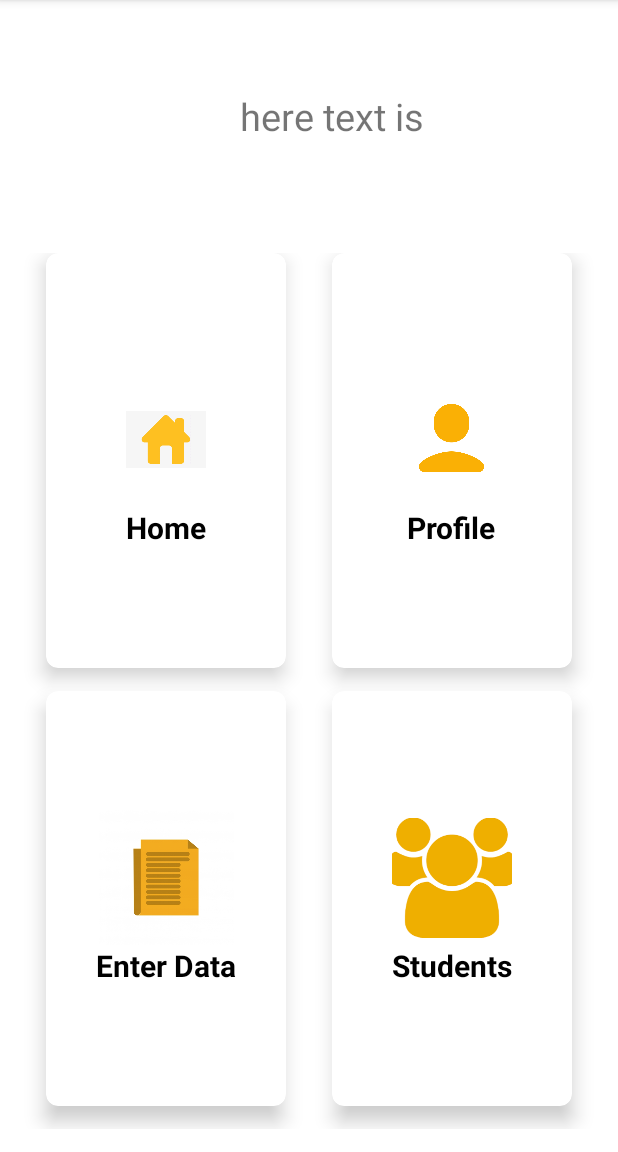
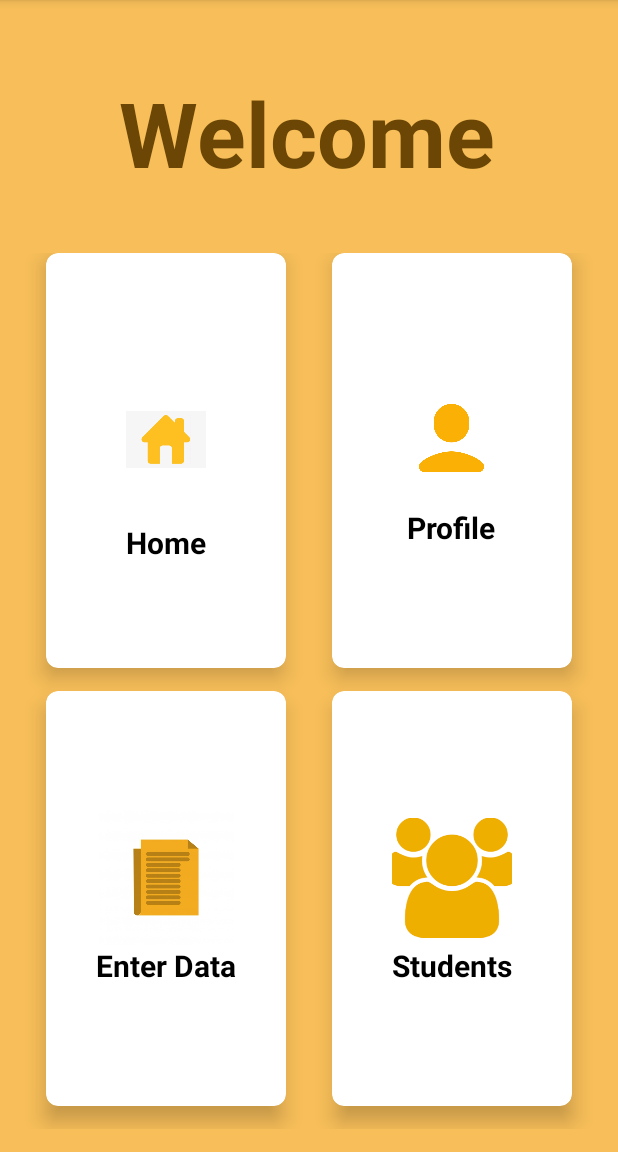
Before and after one commit to AAMNATARIQ/QuranRecordApplication, an Android app: the screen it shows after launch (Activity1), on a phone screen of 412 x 824 dp, the part 84-1236 px from its top. Run offline under Robolectric (Android 15) with nearby library versions, the phone set to English and light mode, and no system bars.

Commit message:
adding background color to activity1 and adding heading to it

```diff
--- a/app/src/main/res/layout/activity_1.xml
+++ b/app/src/main/res/layout/activity_1.xml
@@ -4,6 +4,8 @@
     xmlns:tools="http://schemas.android.com/tools"
     android:layout_width="match_parent"
     android:layout_height="match_parent"
+
+    android:background="#f7be59"
     tools:context=".Activity1">
 
     <LinearLayout
@@ -20,18 +22,20 @@
             android:layout_weight="2">
 
             <TextView
-                android:layout_width="wrap_content"
+                android:layout_width="match_parent"
                 android:layout_height="wrap_content"
                 android:layout_alignParentTop="true"
                 android:layout_alignParentEnd="true"
-                android:layout_marginTop="60dp"
-                android:layout_marginEnd="130dp"
-                android:layout_marginRight="150dp"
+                android:layout_alignParentRight="true"
+                android:layout_marginTop="48dp"
+                android:layout_marginEnd="4dp"
+                android:layout_marginRight="4dp"
                 android:gravity="center"
-                android:text="here text is"
-                android:textSize="25dp"
-                android:layout_alignParentRight="true">
-            </TextView>
+                android:text="Welcome"
+                android:textColor="#6b4605"
+                android:textSize="60dp"
+                android:textStyle="bold"
+                tools:ignore="MissingClass"></TextView>
 
         </RelativeLayout>
 
@@ -67,7 +71,7 @@
 
                     <ImageView
                         android:layout_width="match_parent"
-                        android:layout_height="90dp"
+                        android:layout_height="110dp"
                         android:layout_gravity="center_horizontal"
                         android:src="@drawable/home">
                     </ImageView>
```
Also changed, not shown: app/src/main/res/drawable-v24/home.png.
